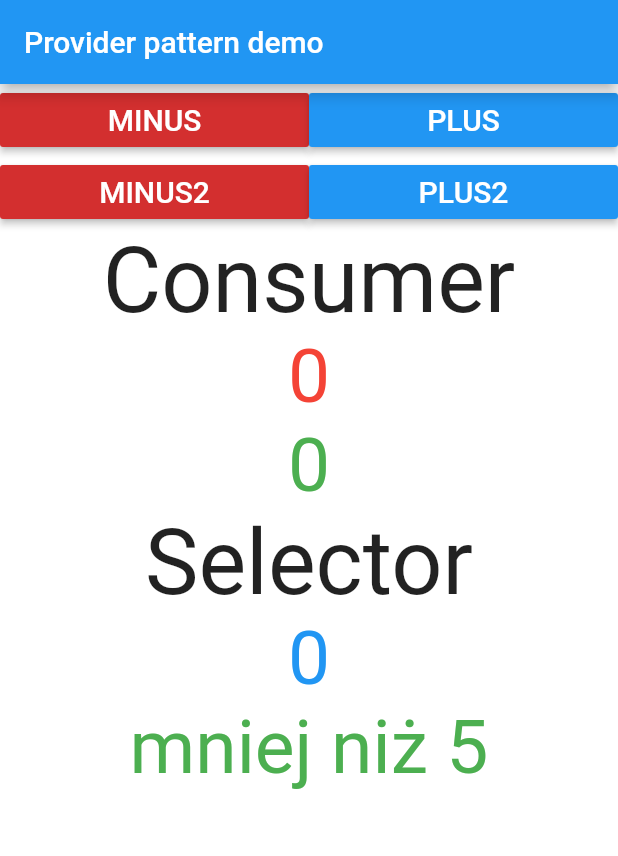
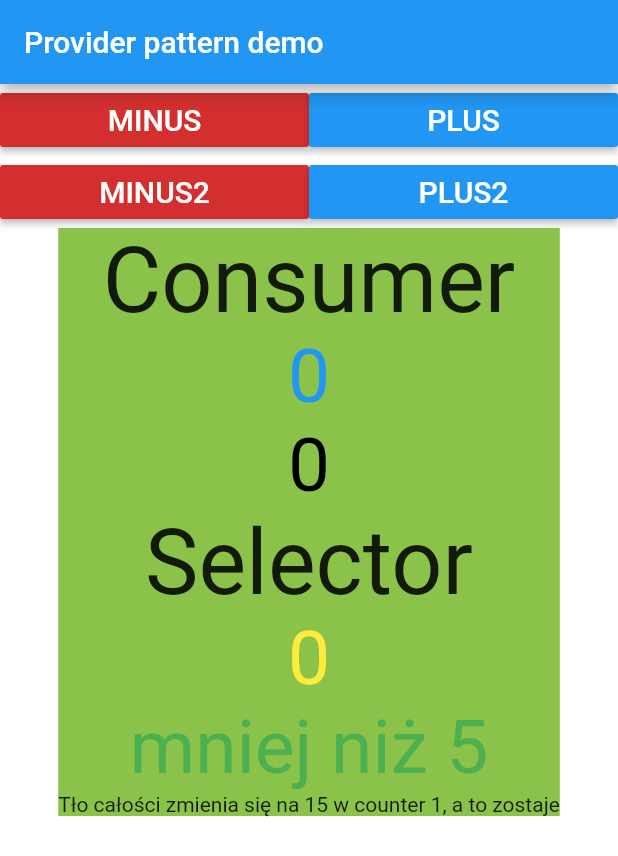
Before and after one commit to bwierzbicki/flutter_provider_consumer_vs_selector, a Flutter app: the screen it shows after launch, on a phone screen of 412 x 824 dp. Shown: the top 856 px of the screen. Run offline on Flutter 3.47's test engine with Material 2 defaults, Android fonts, the phone set to English and light mode, and no system bars.

Commit message:
additional stuff

```diff
--- a/lib/widgets/counter.dart
+++ b/lib/widgets/counter.dart
@@ -21,9 +21,18 @@ class _CounterState extends State<Counter> {
     Colors.yellow
   ];
 
+  var _bgColors = [
+    Colors.lightGreen,
+    Colors.lightBlueAccent,
+    Colors.cyan,
+    Colors.grey,
+  ];
+
   @override
   Widget build(BuildContext context) {
-    return Column(
+    return Container(
+      color: _bgColors[_rng.nextInt(_bgColors.length)],
+      child: Column(
         children: <Widget>[
           Text(
             'Consumer',
@@ -37,14 +46,14 @@ class _CounterState extends State<Counter> {
                     counter.count.toString(),
                     style: TextStyle(
                       fontSize: 50,
-                    color: _colors[_rng.nextInt(_colors.length - 1)],
+                      color: _colors[_rng.nextInt(_colors.length)],
                     ),
                   ),
                   Text(
                     counter.count2.toString(),
                     style: TextStyle(
                       fontSize: 50,
-                    color: _colors[_rng.nextInt(_colors.length - 1)],
+                      color: _colors[_rng.nextInt(_colors.length)],
                     ),
                   ),
                 ],
@@ -64,7 +73,7 @@ class _CounterState extends State<Counter> {
                     data.toString(),
                     style: TextStyle(
                       fontSize: 50,
-                    color: _colors[_rng.nextInt(_colors.length - 1)],
+                      color: _colors[_rng.nextInt(_colors.length)],
                     ),
                   );
                 },
@@ -77,14 +86,16 @@ class _CounterState extends State<Counter> {
                     data,
                     style: TextStyle(
                       fontSize: 50,
-                    color: _colors[_rng.nextInt(_colors.length - 1)],
+                      color: _colors[_rng.nextInt(_colors.length)],
                     ),
                   );
                 },
               ),
             ],
           ),
+          Text('Tło całości zmienia się na 15 w counter 1, a to zostaje'),
         ],
+      ),
     );
   }
 }
```
Lines whose indentation alone changed are shown as unchanged.
